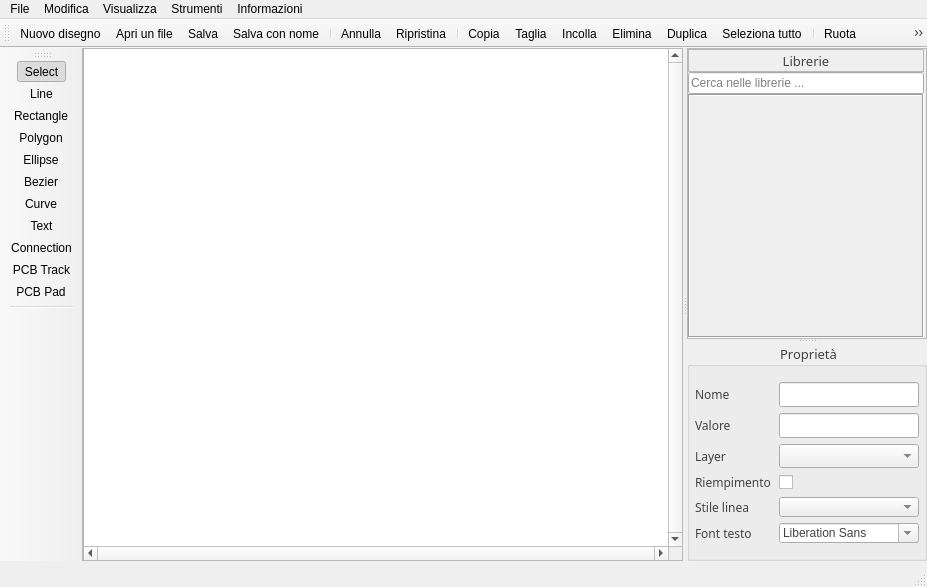
The window that gui/mainwindow.ui (manufino/eSchema) describes before a commit, drawn with Qt 5.
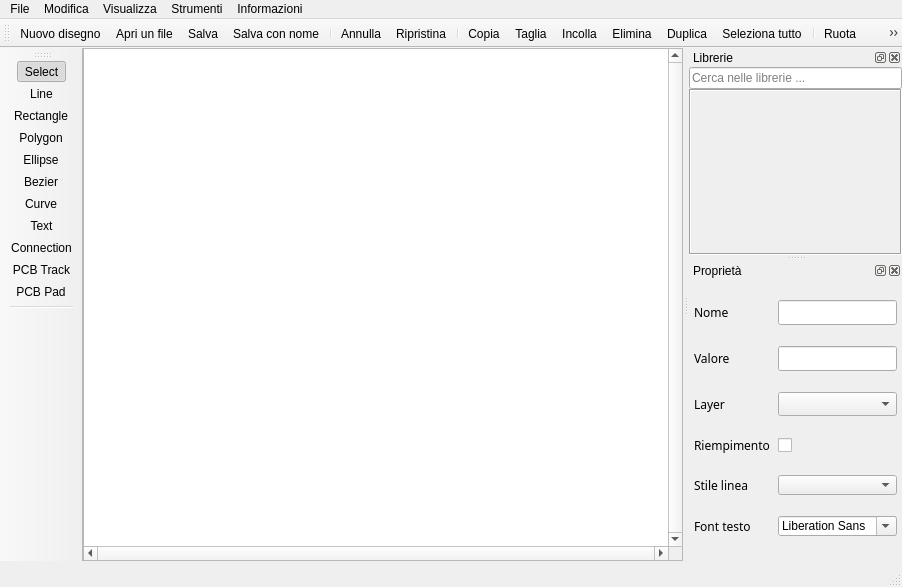
The same window after the commit. Icons and pictures are not drawn. Custom widgets are drawn as their Qt base class.

Commit message: Make the Libraries and Properties panels dockable and floatable

What changed in the file:
```diff
--- a/gui/mainwindow.ui
+++ b/gui/mainwindow.ui
@@ -393,19 +393,6 @@
      <number>0</number>
     </property>
     <item>
-     <widget class="QSplitter" name="splitterH">
-      <property name="orientation">
-       <enum>Qt::Horizontal</enum>
-      </property>
-      <property name="handleWidth">
-       <number>4</number>
-      </property>
-      <property name="childrenCollapsible">
-       <bool>false</bool>
-      </property>
-      <widget class="QWidget" name="verticalLayoutWidget">
-       <layout class="QVBoxLayout" name="verticalLayout">
-        <item>
          <widget class="SheetView" name="graphicsView">
           <property name="minimumSize">
            <size>
@@ -426,123 +413,36 @@
         </item>
        </layout>
       </widget>
-      <widget class="QSplitter" name="splitterV">
-       <property name="sizePolicy">
-        <sizepolicy hsizetype="Preferred" vsizetype="Expanding">
-         <horstretch>0</horstretch>
-         <verstretch>0</verstretch>
-        </sizepolicy>
-       </property>
+  <widget class="QDockWidget" name="dockLibraries">
        <property name="minimumSize">
         <size>
-         <width>240</width>
-         <height>0</height>
-        </size>
-       </property>
-       <property name="maximumSize">
-        <size>
-         <width>240</width>
-         <height>16777215</height>
-        </size>
-       </property>
-       <property name="orientation">
-        <enum>Qt::Vertical</enum>
-       </property>
-       <property name="childrenCollapsible">
-        <bool>true</bool>
-       </property>
-       <widget class="QFrame" name="frame">
-        <property name="minimumSize">
-         <size>
-          <width>240</width>
-          <height>0</height>
-         </size>
-        </property>
-        <property name="maximumSize">
-         <size>
-          <width>240</width>
-          <height>16777215</height>
-         </size>
-        </property>
-        <property name="frameShape">
-         <enum>QFrame::StyledPanel</enum>
-        </property>
-        <property name="frameShadow">
-         <enum>QFrame::Raised</enum>
-        </property>
-        <layout class="QVBoxLayout" name="verticalLayout_2">
-         <property name="spacing">
-          <number>0</number>
-         </property>
-         <property name="leftMargin">
-          <number>0</number>
-         </property>
-         <property name="topMargin">
-          <number>0</number>
-         </property>
-         <property name="rightMargin">
-          <number>2</number>
-         </property>
-         <property name="bottomMargin">
-          <number>0</number>
-         </property>
-         <item>
-          <widget class="QFrame" name="frame_2">
-           <property name="minimumSize">
-            <size>
-             <width>0</width>
-             <height>23</height>
-            </size>
-           </property>
-           <property name="styleSheet">
-            <string notr="true"/>
-           </property>
-           <property name="frameShape">
-            <enum>QFrame::StyledPanel</enum>
-           </property>
-           <property name="frameShadow">
-            <enum>QFrame::Raised</enum>
-           </property>
-           <layout class="QVBoxLayout" name="verticalLayout_3">
-            <property name="spacing">
-             <number>0</number>
-            </property>
-            <property name="leftMargin">
-             <number>0</number>
-            </property>
-            <property name="topMargin">
-             <number>0</number>
-            </property>
-            <property name="rightMargin">
-             <number>0</number>
-            </property>
-            <property name="bottomMargin">
-             <number>0</number>
-            </property>
-            <item>
-             <widget class="QLabel" name="label">
-              <property name="font">
-               <font>
-                <family>Hack</family>
-                <pointsize>10</pointsize>
-                <bold>false</bold>
-                <underline>false</underline>
-               </font>
-              </property>
-              <property name="styleSheet">
-               <string notr="true">color: rgb(66, 66, 66);</string>
-              </property>
-              <property name="text">
+     <width>200</width>
+     <height>110</height>
+    </size>
+   </property>
+   <property name="windowTitle">
                <string>Librerie</string>
               </property>
-              <property name="alignment">
-               <set>Qt::AlignCenter</set>
-              </property>
-             </widget>
-            </item>
-           </layout>
-          </widget>
-         </item>
+   <attribute name="dockWidgetArea">
+    <number>2</number>
+   </attribute>
+   <widget class="QWidget" name="dockLibrariesContents">
+    <layout class="QVBoxLayout" name="verticalLayout_2">
+     <property name="spacing">
+      <number>0</number>
+     </property>
+     <property name="leftMargin">
+      <number>0</number>
+     </property>
+     <property name="topMargin">
+      <number>0</number>
+     </property>
+     <property name="rightMargin">
+      <number>0</number>
+     </property>
+     <property name="bottomMargin">
+      <number>0</number>
+     </property>
          <item>
           <widget class="QLineEdit" name="txtSearch">
            <property name="sizePolicy">
@@ -657,54 +557,21 @@
          </item>
         </layout>
        </widget>
-       <widget class="QGroupBox" name="groupBoxProp">
+  </widget>
+  <widget class="QDockWidget" name="dockProperties">
         <property name="minimumSize">
          <size>
-          <width>240</width>
+     <width>200</width>
           <height>218</height>
          </size>
         </property>
-        <property name="maximumSize">
-         <size>
-          <width>240</width>
-          <height>218</height>
-         </size>
-        </property>
-        <property name="font">
-         <font>
-          <family>Hack</family>
-          <pointsize>10</pointsize>
-         </font>
-        </property>
-        <property name="styleSheet">
-         <string notr="true">color: rgb(66, 66, 66);</string>
-        </property>
-        <property name="title">
+   <property name="windowTitle">
          <string>Proprietà</string>
         </property>
-        <property name="alignment">
-         <set>Qt::AlignCenter</set>
-        </property>
-        <property name="flat">
-         <bool>true</bool>
-        </property>
-        <layout class="QVBoxLayout" name="verticalLayout_6">
-         <property name="spacing">
-          <number>0</number>
-         </property>
-         <property name="leftMargin">
-          <number>0</number>
-         </property>
-         <property name="topMargin">
-          <number>0</number>
-         </property>
-         <property name="rightMargin">
-          <number>0</number>
-         </property>
-         <property name="bottomMargin">
-          <number>0</number>
-         </property>
-         <item>
+   <attribute name="dockWidgetArea">
+    <number>2</number>
+   </attribute>
+   <widget class="QWidget" name="dockPropertiesContents">
           <layout class="QGridLayout" name="gridLayoutProp" columnstretch="0,0">
            <property name="leftMargin">
             <number>5</number>
@@ -920,13 +787,7 @@
             </widget>
            </item>
           </layout>
-         </item>
-        </layout>
-       </widget>
-      </widget>
-     </widget>
-    </item>
-   </layout>
+   </widget>
   </widget>
   <widget class="QMenuBar" name="menubar">
    <property name="geometry">
@@ -1070,7 +931,6 @@
    <addaction name="actionMirror"/>
    <addaction name="separator"/>
    <addaction name="actionAdjustView"/>
-   <addaction name="actionSidebar"/>
    <addaction name="actionOptions"/>
    <addaction name="separator"/>
    <addaction name="actionLayerManager"/>
@@ -1707,24 +1567,6 @@
     <string>Z</string>
    </property>
   </action>
-  <action name="actionSidebar">
-   <property name="checkable">
-    <bool>true</bool>
-   </property>
-   <property name="checked">
-    <bool>true</bool>
-   </property>
-   <property name="enabled">
-    <bool>true</bool>
-   </property>
-   <property name="icon">
-    <iconset resource="../resources.qrc">
-     <normaloff>:/res/resources/sidebar.png</normaloff>:/res/resources/sidebar.png</iconset>
-   </property>
-   <property name="text">
-    <string>Barra laterale</string>
-   </property>
-  </action>
   <action name="actionAddPart">
    <property name="enabled">
     <bool>false</bool>
```
Left out of the diff: 17 changed lines with no effect on the pictures. Lines whose indentation alone changed are shown as unchanged. The commit also changes 1 other file.
